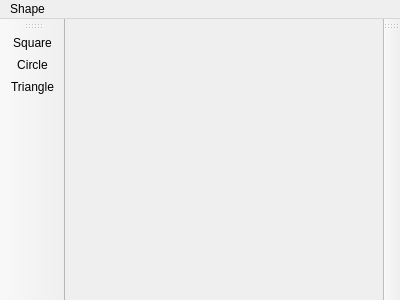
First picture: the form in mainwindow.ui, repository laban211/ADP, before the edit.
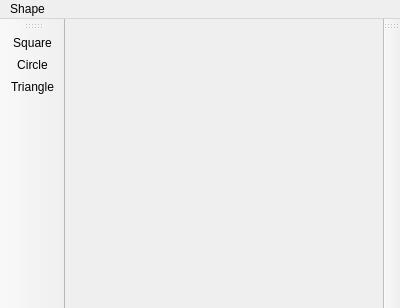
Second picture: the form after the edit.

What changed in the file:
```diff
--- a/mainwindow.ui
+++ b/mainwindow.ui
@@ -7,7 +7,7 @@
     <x>0</x>
     <y>0</y>
     <width>400</width>
-    <height>300</height>
+    <height>308</height>
    </rect>
   </property>
   <property name="windowTitle">
```
